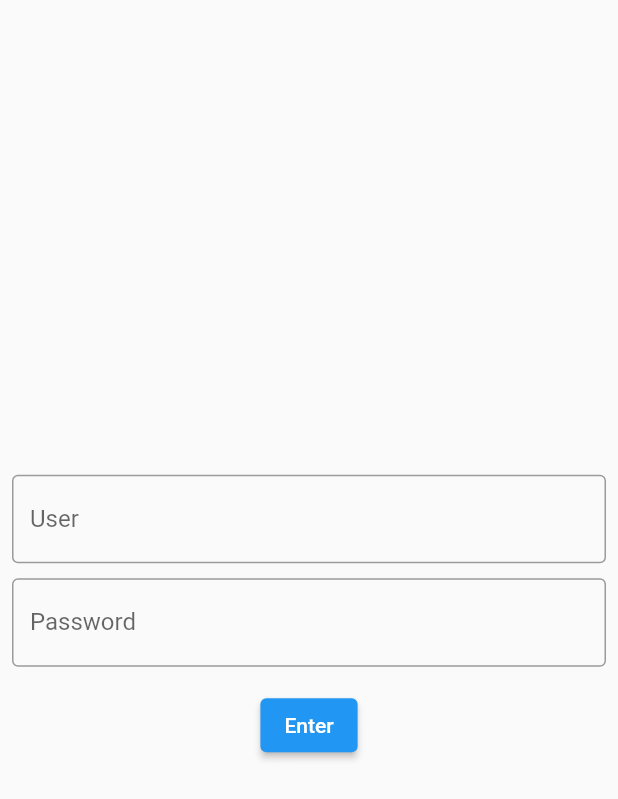
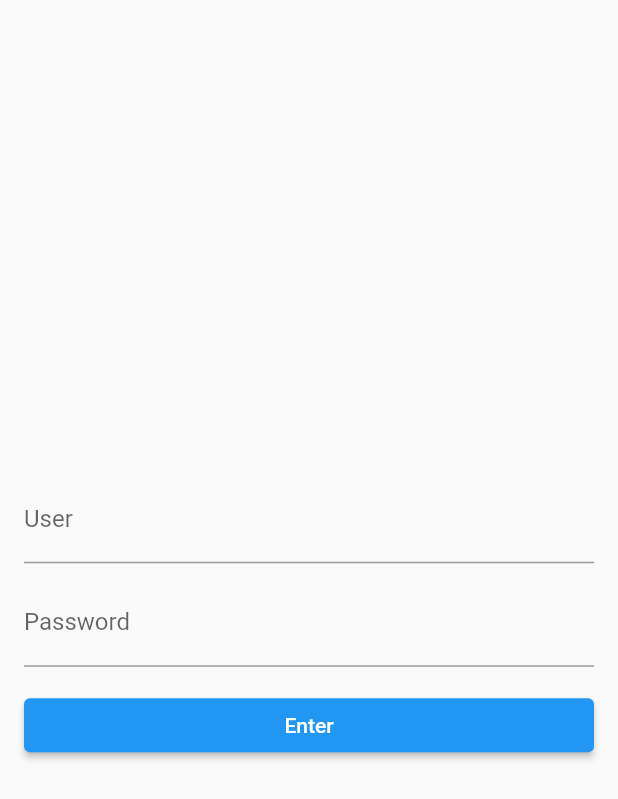
Before and after one commit to FelipeZelent/P.I---Delta, a Flutter app: the screen it shows after launch, on a phone screen of 412 x 824 dp. Shown: the top 799 px of the screen. Run offline on Flutter 3.47's test engine with Material 2 defaults, Android fonts, the phone set to English and light mode, and no system bars.

Commit message:
Login_v2

```diff
--- a/appstore/lib/main.dart
+++ b/appstore/lib/main.dart
@@ -12,6 +12,10 @@ class MyApp extends StatelessWidget {
   @override
   Widget build(BuildContext context) {
     return MaterialApp(
+      theme: ThemeData(
+        primarySwatch: Colors.blue,
+        primaryColor: Colors.blue
+      ),
       debugShowCheckedModeBanner: false,
       home: LoginPage(),
     );
--- a/appstore/lib/screens/home.dart
+++ b/appstore/lib/screens/home.dart
@@ -10,12 +10,8 @@ class HomePage extends StatefulWidget {
 class _HomePageState extends State<HomePage> {
   @override
   Widget build(BuildContext context) {
-    return MaterialApp(
-      title: 'Produtos',
-      theme: ThemeData(
-        primaryColor: Colors.blue,
-      ),
-      home: const Center(child: Text('produto')),
+    return PageView(
+
     );
   }
 }
--- a/appstore/lib/screens/login.dart
+++ b/appstore/lib/screens/login.dart
@@ -74,16 +74,16 @@ class _LoginPageState extends State<LoginPage> {
       child: SizedBox(
         width: double.infinity,
         height: double.infinity,
-        child: Padding(
-          padding: const EdgeInsets.all(8.0),
+        child: Center(
+          child: SingleChildScrollView(
+            padding: EdgeInsets.symmetric(horizontal: 16),
             child: Column(
-            mainAxisAlignment: MainAxisAlignment.center,
+              crossAxisAlignment: CrossAxisAlignment.stretch,
               children: [
                 TextField(
                   controller: _usernameController,
                   decoration: InputDecoration(
-                  border: OutlineInputBorder(),
-                  labelText: 'User',
+                    labelText: 'User'
                   ),
                 ),
                 SizedBox(height: 10),
@@ -91,8 +91,7 @@ class _LoginPageState extends State<LoginPage> {
                   controller: _passwordController,
                   obscureText: true,
                   decoration: InputDecoration(
-                  border: OutlineInputBorder(),
-                  labelText: 'Password',
+                    labelText: 'Password'
                   ),
                 ),
                 SizedBox(height: 15),
@@ -104,6 +103,7 @@ class _LoginPageState extends State<LoginPage> {
             ),
           ),
         ),
+      ),
     );
   }
 }
```
Lines whose indentation alone changed are shown as unchanged.
